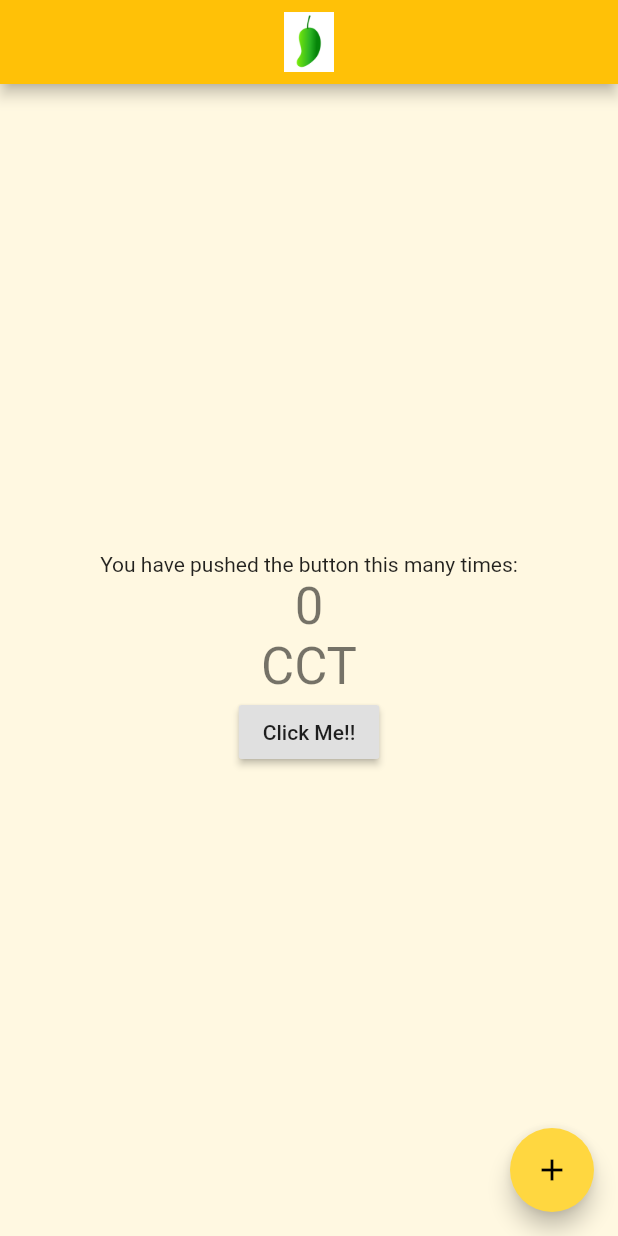
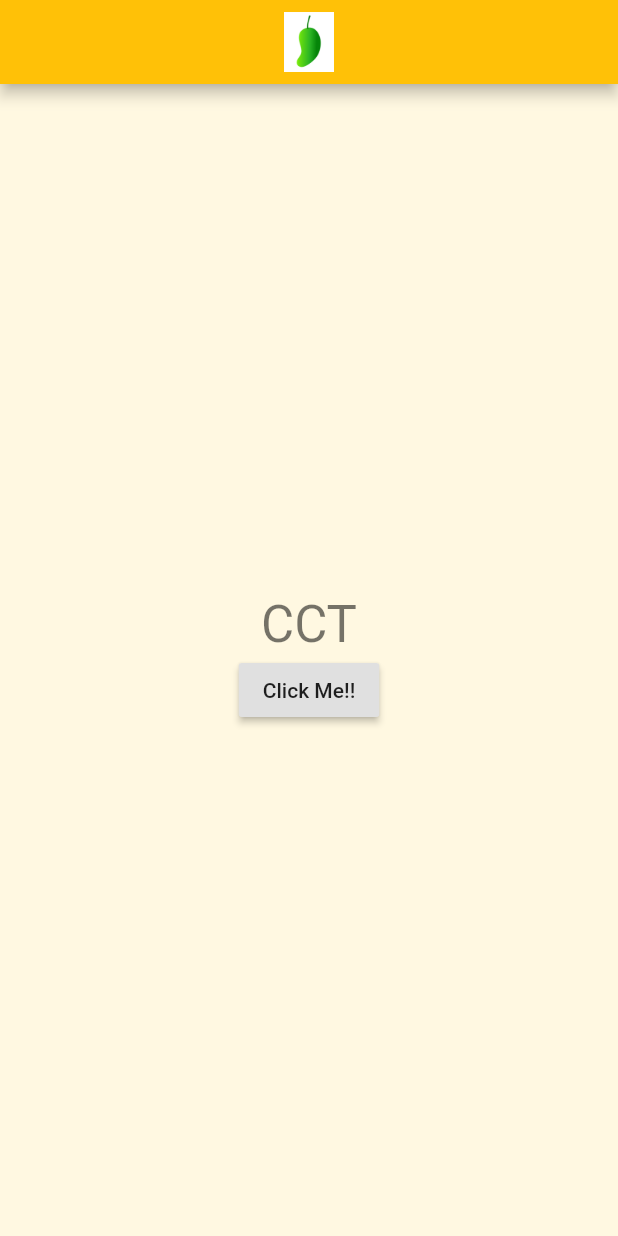
Before and after one commit to boss29024/Newtest, a Flutter app: the screen it shows after launch, on a phone screen of 412 x 824 dp. Run offline on Flutter 3.47's test engine with Material 2 defaults, Android fonts, the phone set to English and light mode, and no system bars.

Commit message:
คลีนหน้า

```diff
--- a/lib/main.dart
+++ b/lib/main.dart
@@ -21,7 +21,7 @@ class MyApp extends StatelessWidget {
             TextTheme(headline1: TextStyle(color: Colors.amber, fontSize: 50)),
         primarySwatch: Colors.amber,
       ),
-      home: const HomePage(title: 'Flutter Demo Home Page'),
+      home: const HomePage(),
     );
   }
 }
--- a/lib/page/homepage.dart
+++ b/lib/page/homepage.dart
@@ -3,23 +3,15 @@ import 'package:flutter_newtest/widgets/logo.dart';
 import 'package:flutter_newtest/widgets/footer.dart';
 
 class HomePage extends StatefulWidget {
-  const HomePage({Key? key, required this.title}) : super(key: key);
-
-  final String title;
+  const HomePage({
+    Key? key,
+  }) : super(key: key);
 
   @override
   State<HomePage> createState() => _HomePageState();
 }
 
 class _HomePageState extends State<HomePage> {
-  int _counter = 0;
-
-  void _incrementCounter() {
-    setState(() {
-      _counter++;
-    });
-  }
-
   @override
   Widget build(BuildContext context) {
     return Scaffold(
@@ -30,23 +22,9 @@ class _HomePageState extends State<HomePage> {
       body: Center(
         child: Column(
           mainAxisAlignment: MainAxisAlignment.center,
-          children: <Widget>[
-            const Text(
-              'You have pushed the button this many times:',
-            ),
-            Text(
-              '$_counter',
-              style: Theme.of(context).textTheme.headline4,
-            ),
-            Footer()
-          ],
+          children: <Widget>[Footer()],
         ),
       ),
-      floatingActionButton: FloatingActionButton(
-        onPressed: _incrementCounter,
-        tooltip: 'Increment',
-        child: const Icon(Icons.add),
-      ), // This trailing comma makes auto-formatting nicer for build methods.
     );
   }
 }
```
